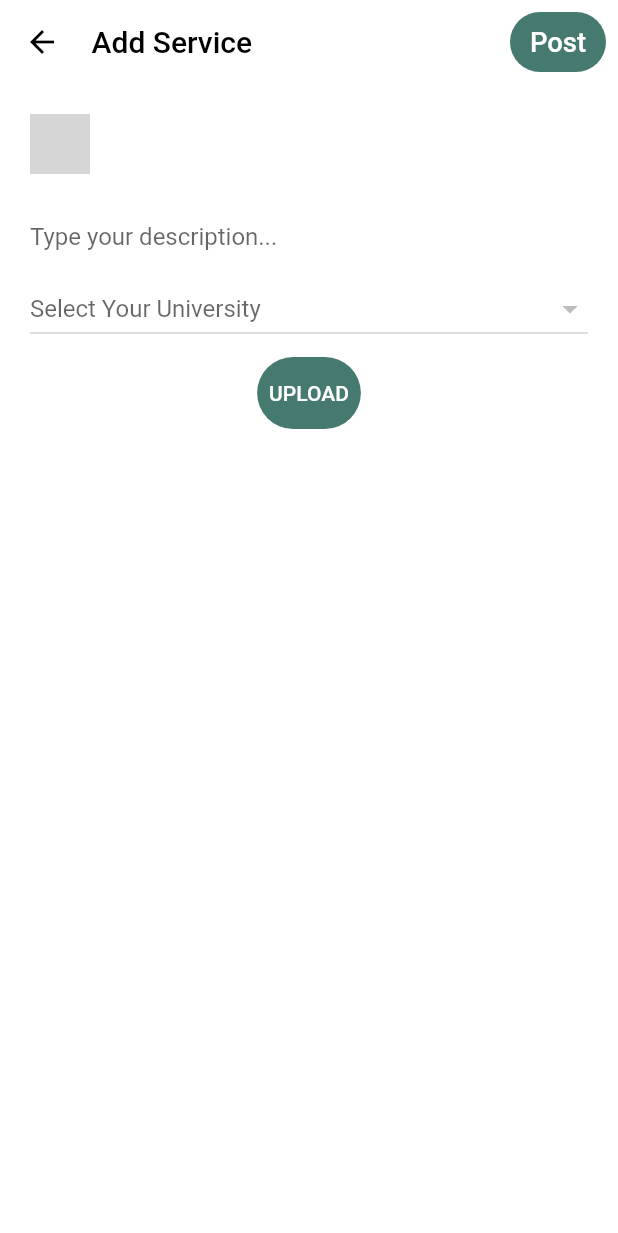
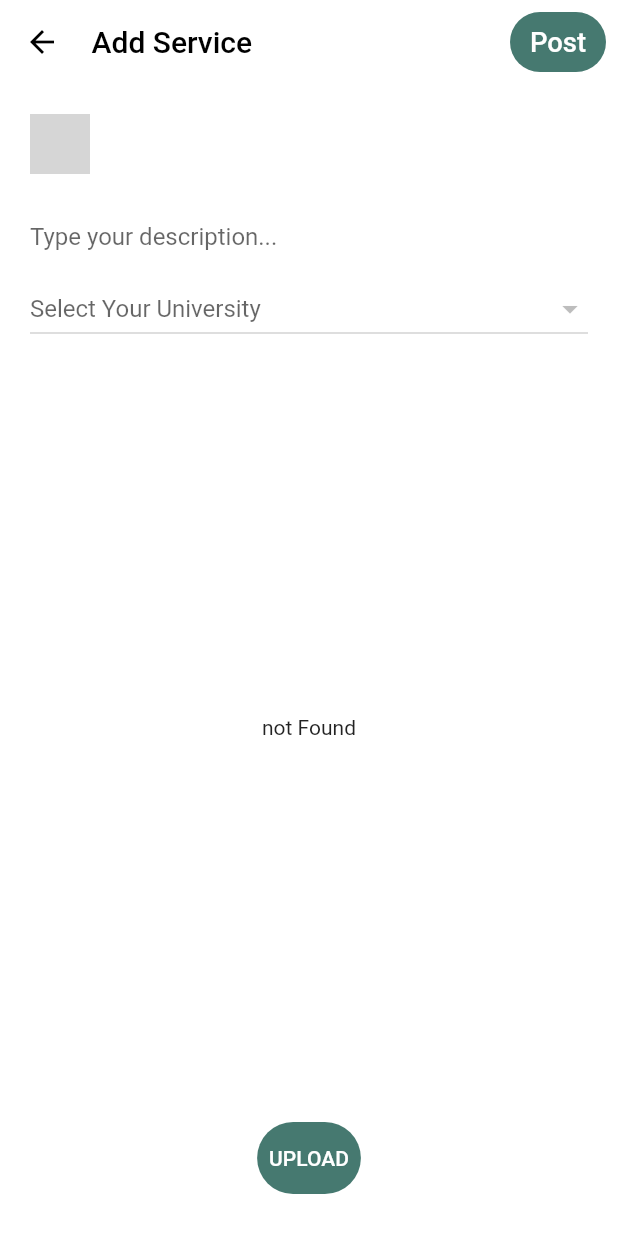
Before and after one commit to AhmedAyman26/studentHub, a Flutter app: the SubjectPageBody screen opened directly, after a tap on the "add" icon, on a phone screen of 412 x 824 dp. Shown: the top 1233 px of the screen. Run offline on Flutter 3.47's test engine with Material 3 defaults, Android fonts, the light colour scheme and no system bars; our stand-ins replace bloc, cached_network_image, cloud_firestore, conditional_builder_null_safety, dio, email_validator and 14 more; missing offline and left inert: favorite_button, flutter_onboard; accounts and stored records are empty; generated files the repository leaves out were written again; network calls fail; grey boxes are pictures that could not be loaded.

Commit message:
add exceptions class add snackbar error add empty subject list widget

```diff
--- a/lib/features/authentication/data/models/api_user_model.dart
+++ b/lib/features/authentication/data/models/api_user_model.dart
@@ -46,6 +46,6 @@ class ApiUserData {
     facultyName: json["faculty_name"],
     password: json["Password"],
     firebaseId: json['uId'],
-    facultyId: json['faculty_id'],
+    facultyId: int.parse(json['faculty_id']),
   );
 }
--- a/lib/features/chats/presentation/pages/chat_page/chat_page.dart
+++ b/lib/features/chats/presentation/pages/chat_page/chat_page.dart
@@ -54,6 +54,7 @@ class _ChatPageBodyState extends State<ChatPageBody> {
   Widget build(BuildContext context) {
     return BlocBuilder<ChatsCubit, ChatState>(
       builder: (context, state) => Scaffold(
+        resizeToAvoidBottomInset: true,
         body: SafeArea(
           bottom: false,
           child: Column(
--- a/lib/features/services/presentation/pages/add_service_page/pages/add_service_page.dart
+++ b/lib/features/services/presentation/pages/add_service_page/pages/add_service_page.dart
@@ -147,15 +147,13 @@ class _AddServicePageState extends State<AddServicePage> {
                     value: selectedSubject,
                   ),
 
-                  // Expanded(
-                  //   child: Center(
-                  //     child: GraduationCubit.get(context).
-                  //     serviceImageFile == null ?  Text(AppLocalizations.of(context)!.not_found)  : Image.file(GraduationCubit.get(context).serviceImageFile! ,
-                  //       width: 250,
-                  //       height: 250,
-                  //     ) ,
-                  //   ),
-                  // ),
+                  Expanded(
+                    child: Center(
+                      child:  Text(AppLocalizations.of(context)!.not_found
+
+                      ) ,
+                    ),
+                  ),
                   Padding(
                     padding: const EdgeInsets.all(8.0),
                     child: Container(
--- a/lib/features/services/presentation/pages/subjects_page/subjects_page.dart
+++ b/lib/features/services/presentation/pages/subjects_page/subjects_page.dart
@@ -44,12 +44,16 @@ class _SubjectPageBodyState extends State<SubjectPageBody> {
     return Scaffold(
       body: BlocBuilder<SubjectsCubit, SubjectsState>(
         builder: (context, state) {
-          if(state.subjectsState==RequestStatus.loading||state.subjects?.isEmpty==true)
+          if(state.subjectsState==RequestStatus.loading)
           {
             return const Center(
               child: CircularProgressIndicator(),
             );
           }else{
+            if(state.subjects?.isEmpty==true)
+            {
+              return const Center(child: Text('Your faculty subjects is coming soon.......',style: TextStyle(fontWeight: FontWeight.bold),));
+            }
           return Column(
             children: [
               Expanded(
```
Also changed, not shown: lib/common/utils/exceptions.dart (added, +12 -0 lines), lib/features/authentication/data/repository/authentication_repository_impl.dart (+7 -2 lines), lib/features/authentication/presentation/pages/login_page/login_cubit.dart (+7 -1 lines), lib/features/authentication/presentation/pages/login_page/login_page.dart (+6 -2 lines).
